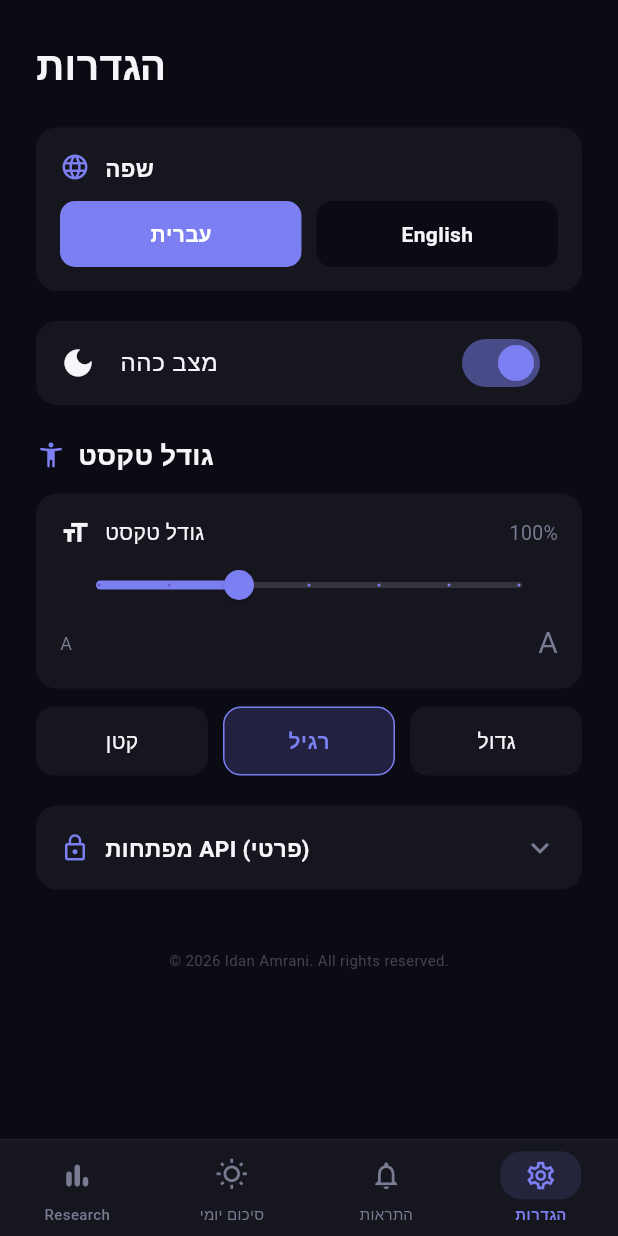
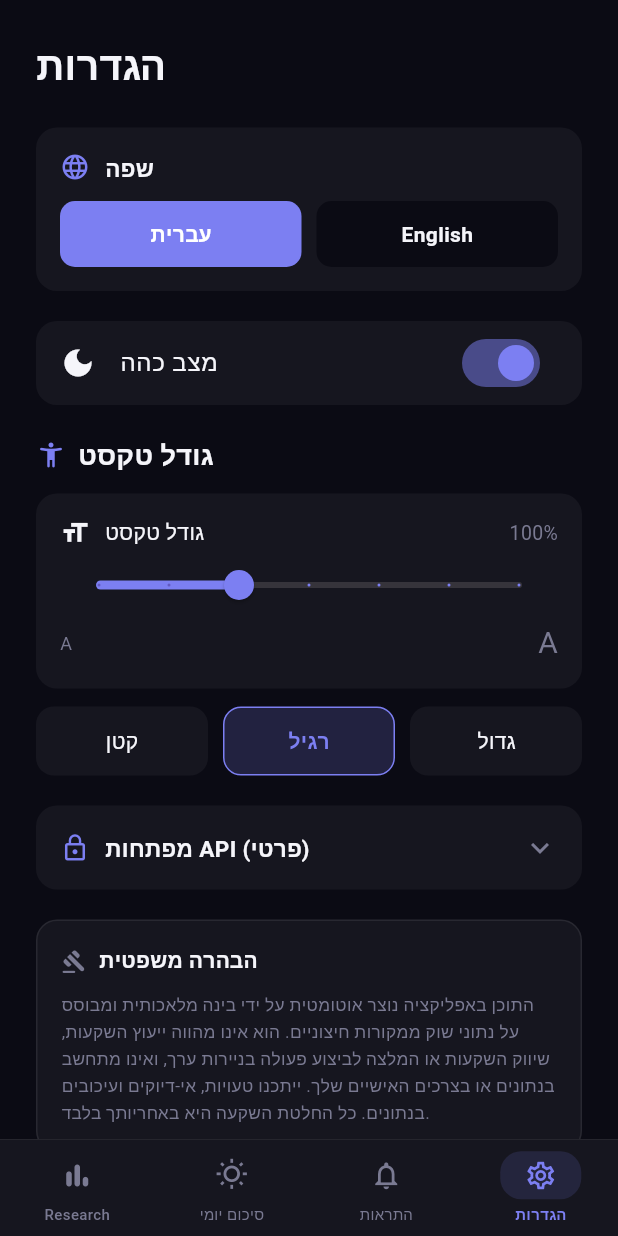
Before and after one commit to idanamrani1/Finova, a Flutter app: the screen it shows after launch, item 4 of the bottom bar chosen, on a phone screen of 412 x 824 dp. Run offline on Flutter 3.47's test engine with Material 3 defaults, Android fonts, the light colour scheme and no system bars; our stand-ins replace shared_preferences; network calls fail.

Commit message:
Add investment disclaimer
The app shows Buy/Sell verdicts on real securities with no disclaimer
anywhere. Adds a short line under the AI recommendation card and a full
localized disclaimer section in Settings.

```diff
--- a/lib/main.dart
+++ b/lib/main.dart
@@ -34,6 +34,17 @@ class T {
     'gotIt': {'he': 'הבנתי', 'en': 'Got it'},
     'keyStatistics': {'he': 'נתונים מרכזיים', 'en': 'Key Statistics'},
     'aiRecommendation': {'he': 'המלצת AI', 'en': 'AI RECOMMENDATION'},
+    'disclaimerShort': {
+      'he': 'לא ייעוץ השקעות. למידע בלבד.',
+      'en': 'Not investment advice. For information only.'
+    },
+    'disclaimerFull': {
+      'he':
+          'התוכן באפליקציה נוצר אוטומטית על ידי בינה מלאכותית ומבוסס על נתוני שוק ממקורות חיצוניים. הוא אינו מהווה ייעוץ השקעות, שיווק השקעות או המלצה לביצוע פעולה בניירות ערך, ואינו מתחשב בנתונים או בצרכים האישיים שלך. ייתכנו טעויות, אי-דיוקים ועיכובים בנתונים. כל החלטת השקעה היא באחריותך בלבד.',
+      'en':
+          'Content in this app is generated automatically by AI from third-party market data. It is not investment advice, a solicitation, or a recommendation to buy or sell any security, and does not account for your personal circumstances. Data may be inaccurate, incomplete, or delayed. Any investment decision is solely your own responsibility.'
+    },
+    'disclaimerTitle': {'he': 'הבהרה משפטית', 'en': 'Disclaimer'},
     'verdict': {'he': 'הערכה', 'en': 'VERDICT'},
     'confidence': {'he': 'ביטחון', 'en': 'CONFIDENCE'},
     'tapForDetails': {'he': 'הקש לפרטים', 'en': 'Tap for details'},
@@ -2532,6 +2543,21 @@ class _DashboardScreenState extends State<DashboardScreen> with SingleTickerProv
                 ),
               ],
             ),
+            const SizedBox(height: 12),
+            // הבהרה: זו לא המלצת השקעה
+            Row(
+              children: [
+                Icon(Icons.info_outline, size: 11, color: Colors.white.withOpacity(0.35)),
+                const SizedBox(width: 5),
+                Expanded(
+                  child: Text(tr('disclaimerShort'),
+                      style: TextStyle(
+                          color: Colors.white.withOpacity(0.35),
+                          fontSize: 10,
+                          height: 1.3)),
+                ),
+              ],
+            ),
           ],
         ),
       ),
@@ -3179,6 +3205,34 @@ class _DashboardScreenState extends State<DashboardScreen> with SingleTickerProv
             const SizedBox(height: 20),
             _buildAdminSection(textColor, cardColor, subTextColor),
 
+            const SizedBox(height: 20),
+            // הבהרה משפטית מלאה
+            Container(
+              padding: const EdgeInsets.all(16),
+              decoration: BoxDecoration(
+                color: cardColor,
+                borderRadius: BorderRadius.circular(14),
+                border: Border.all(color: _overlay(0.08), width: 1),
+              ),
+              child: Column(
+                crossAxisAlignment: CrossAxisAlignment.start,
+                children: [
+                  Row(
+                    children: [
+                      Icon(Icons.gavel_rounded, size: 17, color: subTextColor),
+                      const SizedBox(width: 8),
+                      Text(tr('disclaimerTitle'),
+                          style: TextStyle(
+                              color: textColor, fontWeight: FontWeight.w600, fontSize: 14)),
+                    ],
+                  ),
+                  const SizedBox(height: 10),
+                  Text(tr('disclaimerFull'),
+                      style: TextStyle(color: subTextColor, fontSize: 11.5, height: 1.55)),
+                ],
+              ),
+            ),
+
             const SizedBox(height: 40),
             Center(
               child: Text('© 2026 Idan Amrani. All rights reserved.',
```
